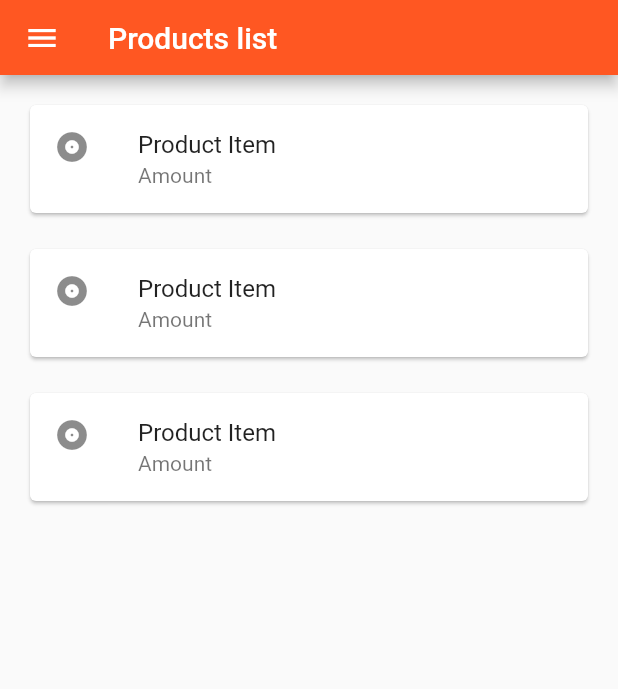
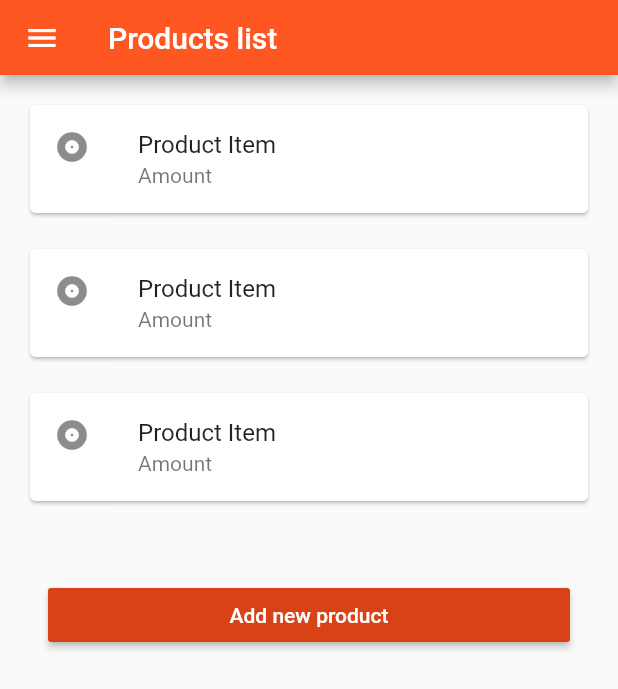
Before and after one commit to Nimor111/grocery-list, a Flutter app: the ProductList screen opened directly, on a phone screen of 412 x 824 dp. Shown: the top 689 px of the screen. Run offline on Flutter 3.47's test engine with Material 2 defaults, Android fonts, the phone set to English and light mode, and no system bars.

Commit message:
Add reusable button, add new product button

```diff
--- /dev/null
+++ b/lib/modules/core/components/GroceryRaisedButton.dart
@@ -0,0 +1,26 @@
+import 'package:flutter/material.dart';
+
+class GroceryRaisedButton extends StatelessWidget {
+  GroceryRaisedButton({this.color, this.title, this.textColor, this.onPressed});
+
+  final Color color;
+  final String title;
+  final Color textColor;
+  final Function onPressed;
+
+  @override
+  Widget build(BuildContext context) {
+    return RaisedButton(
+      color: this.color,
+      child: Container(
+        child: Text(
+          this.title,
+          style: TextStyle(
+            color: this.textColor
+          ),
+        ),
+      ),
+      onPressed: this.onPressed,
+    );
+  }
+}
--- a/lib/modules/lists/components/GroceryListDetail.dart
+++ b/lib/modules/lists/components/GroceryListDetail.dart
@@ -3,6 +3,7 @@ import 'package:flutter/material.dart';
 import 'package:grocery_list/modules/products/components/ProductItem.dart';
 import 'package:grocery_list/modules/core/components/GroceryBar.dart';
 import 'package:grocery_list/modules/core/components/GroceryDrawer.dart';
+import 'package:grocery_list/modules/core/components/GroceryRaisedButton.dart';
 
 class GroceryListDetail extends StatelessWidget {
   final products = <Widget>[ProductItem(), ProductItem(), ProductItem()];
@@ -16,16 +17,10 @@ class GroceryListDetail extends StatelessWidget {
         children: <Widget>[
           Container(
             padding: const EdgeInsets.all(32),
-            child: RaisedButton(
+            child: GroceryRaisedButton(
               color: Colors.deepOrange[800],
-              child: Container(
-                child: Text(
-                  'Add product',
-                  style: TextStyle(
-                    color: Colors.white,
-                  ),
-                ),
-              ),
+              title: 'Add product',
+              textColor: Colors.white,
               onPressed: () => {},
             ),
           ),
--- a/lib/modules/products/components/ProductList.dart
+++ b/lib/modules/products/components/ProductList.dart
@@ -3,6 +3,7 @@ import 'package:flutter/material.dart';
 import 'package:grocery_list/modules/core/components/GroceryBar.dart';
 import 'package:grocery_list/modules/core/components/GroceryDrawer.dart';
 import 'package:grocery_list/modules/products/components/ProductItem.dart';
+import 'package:grocery_list/modules/core/components/GroceryRaisedButton.dart';
 
 class ProductList extends StatelessWidget {
   @override
@@ -12,14 +13,28 @@ class ProductList extends StatelessWidget {
     return Scaffold(
       drawer: GroceryDrawer(),
       appBar: GroceryBar(title: 'Products list'),
-      body: Container(
+      body: ListView(
+        children: <Widget>[
+          Container(
             padding: const EdgeInsets.all(8),
             child: ListView.builder(
               itemCount: products.length,
               itemBuilder: (BuildContext context, int index) {
                 return products[index];
               },
+              shrinkWrap: true,
             ),
+          ),
+          Container(
+            padding: const EdgeInsets.all(32),
+            child: GroceryRaisedButton(
+              color: Colors.deepOrange[800],
+              title: 'Add new product',
+              textColor: Colors.white,
+              onPressed: () => {},
+            ),
+          ),
+        ],
       ),
     );
   }
```
Lines whose indentation alone changed are shown as unchanged.
